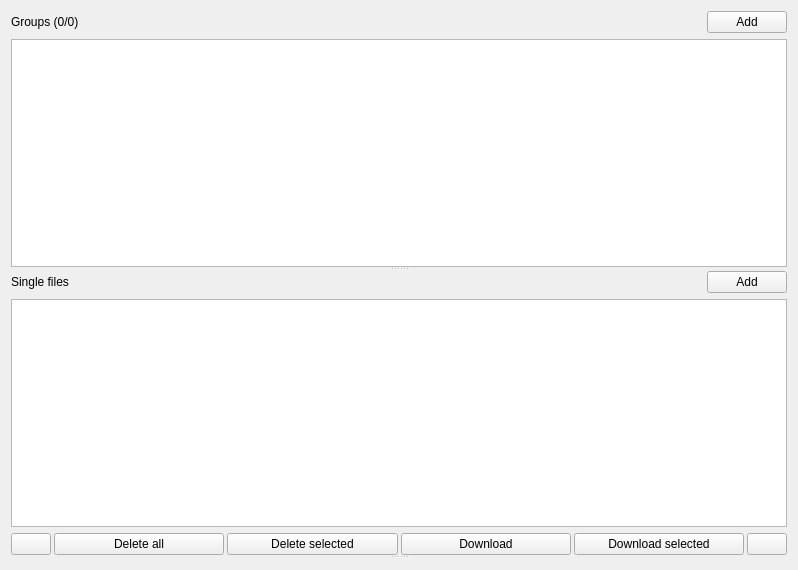
Old version of the form src/gui/src/tabs/downloads-tab.ui in the repository Bionus/imgbrd-grabber.
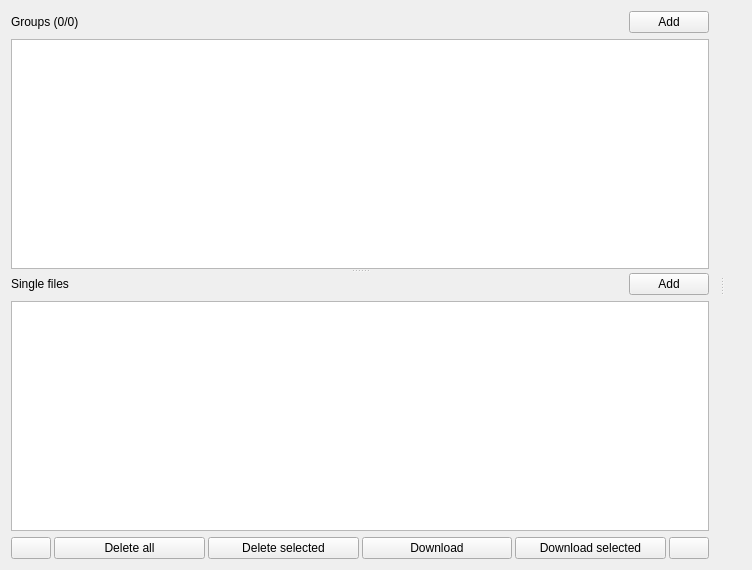
New version of the form. Icons and pictures are not drawn. Custom widgets are drawn as their Qt base class.

Commit message: Use horizontal splitter for downloads progress

Patch:
```diff
--- a/src/gui/src/tabs/downloads-tab.ui
+++ b/src/gui/src/tabs/downloads-tab.ui
@@ -6,7 +6,7 @@
    <rect>
     <x>0</x>
     <y>0</y>
-    <width>798</width>
+    <width>752</width>
     <height>570</height>
    </rect>
   </property>
@@ -33,7 +33,7 @@
    <item>
     <widget class="QSplitter" name="splitterProgress">
      <property name="orientation">
-      <enum>Qt::Vertical</enum>
+      <enum>Qt::Horizontal</enum>
      </property>
      <widget class="QWidget" name="widgetDownloads" native="true">
       <layout class="QVBoxLayout" name="verticalLayout_3">
@@ -44,6 +44,9 @@
         <number>0</number>
        </property>
        <property name="rightMargin">
+        <number>11</number>
+       </property>
+       <property name="bottomMargin">
         <number>0</number>
        </property>
        <item>
@@ -245,6 +248,9 @@
      <widget class="QWidget" name="widgetProgress" native="true">
       <layout class="QVBoxLayout" name="layoutProgress">
        <property name="leftMargin">
+        <number>11</number>
+       </property>
+       <property name="topMargin">
         <number>0</number>
        </property>
        <property name="rightMargin">
```
The commit also changes 5 other files.
